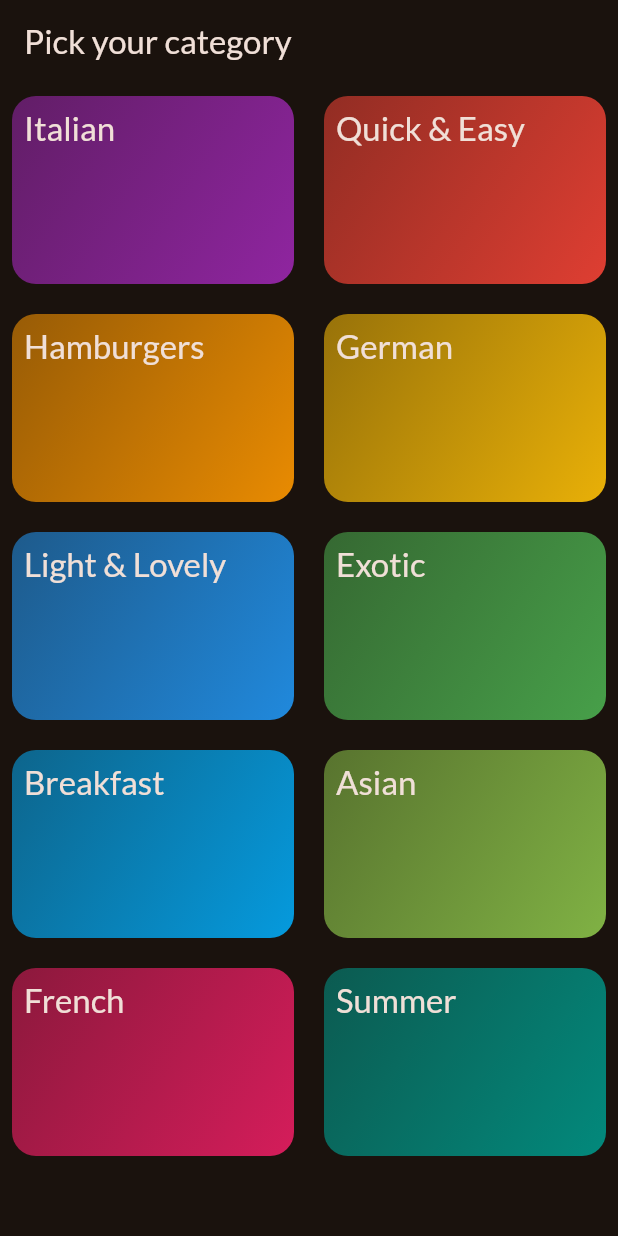
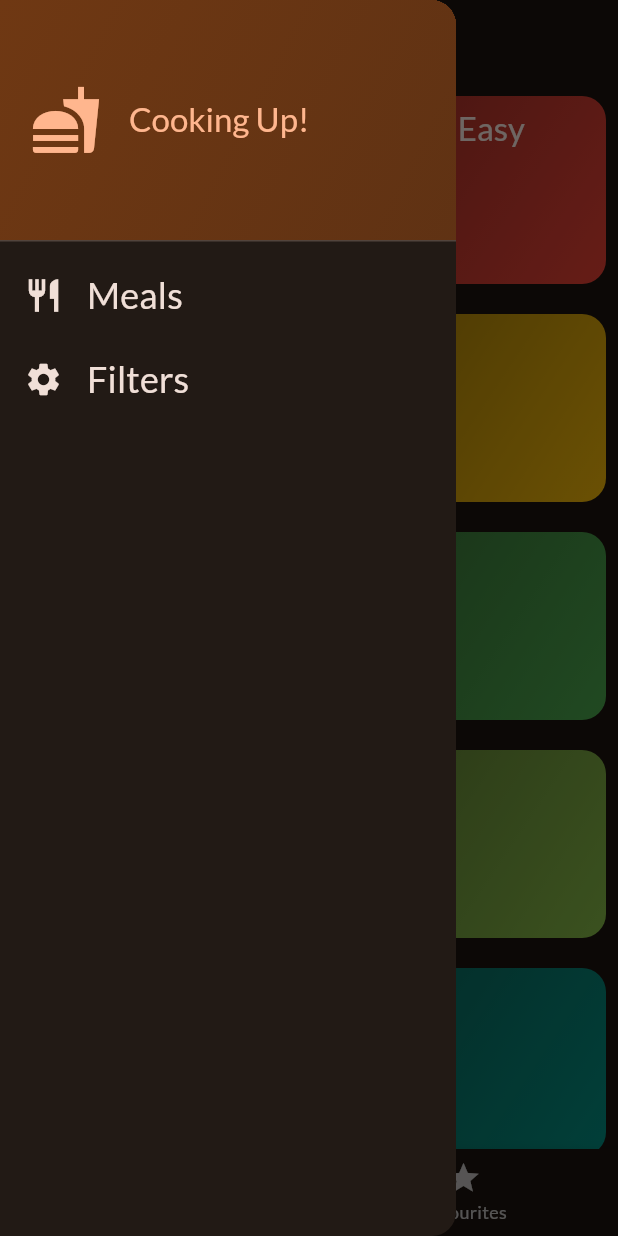
Before and after one commit to bhatt-nisarg/MealsApp, a Flutter app: the screen it shows after launch, with the side drawer open (before the commit the screen has no drawer), on a phone screen of 412 x 824 dp. Run offline on Flutter 3.47's test engine with Material 3 defaults, Android fonts, the phone set to English and light mode, and no system bars; our stand-ins replace flutter_riverpod, google_fonts, transparent_image.

```diff
--- a/lib/main.dart
+++ b/lib/main.dart
@@ -1,6 +1,8 @@
 import 'package:flutter/material.dart';
+import 'package:flutter_riverpod/flutter_riverpod.dart';
 import 'package:google_fonts/google_fonts.dart';
 import 'package:meals/screens/categories.dart';
+import 'package:meals/screens/tabs.dart';
 
 final theme = ThemeData(
     useMaterial3: true,
@@ -9,7 +11,7 @@ final theme = ThemeData(
         seedColor: const Color.fromARGB(255, 131, 57, 0)),
     textTheme: GoogleFonts.latoTextTheme());
 void main() {
-  runApp(const MyApp());
+  runApp(const ProviderScope(child: MyApp()));
 }
 
 class MyApp extends StatelessWidget {
@@ -20,7 +22,7 @@ class MyApp extends StatelessWidget {
   Widget build(BuildContext context) {
     return MaterialApp(
       theme: theme,
-      home: const CategoriesScreen(),
+      home: const TabsScreen(),
     );
   }
 }
--- /dev/null
+++ b/lib/provider/filter_provider.dart
@@ -0,0 +1,57 @@
+import 'package:flutter_riverpod/flutter_riverpod.dart';
+import 'package:meals/provider/meal_provider.dart';
+
+enum Filter { glutanFree, lactoseFree, vegetarian, vegan }
+
+/// mutating in state is not allowed while using state management we have to
+/// initialize new state or assign new state to it
+/// For example here
+/// state[filter] = isActive in setFilter method not allowed because it is mutating the state
+class FiltersNotifier extends StateNotifier<Map<Filter, bool>> {
+  // set initial state it
+  FiltersNotifier()
+      : super({
+          Filter.glutanFree: false,
+          Filter.lactoseFree: false,
+          Filter.vegetarian: false,
+          Filter.vegan: false
+        });
+
+  void setFilters(Map<Filter, bool> choosenFilters) {
+    state = choosenFilters;
+  }
+
+  // for single filter set
+  void setFilter(Filter filter, bool isActive) {
+    // state[filter] = isActive; // not allowed => mutating state
+    state = {
+      ...state,
+      filter:
+          isActive // this will change current key if it is exist in map other wise add new key
+    };
+  }
+}
+
+final filtersProvider =
+    StateNotifierProvider<FiltersNotifier, Map<Filter, bool>>(
+        (ref) => FiltersNotifier());
+
+final filterdMealsProvider = Provider((ref) {
+  final meals = ref.watch(mealsProvider);
+  final activeFilters = ref.watch(filtersProvider);
+  return meals.where((meal) {
+    if (activeFilters[Filter.glutanFree]! && !meal.isGlutenFree) {
+      return false;
+    }
+    if (activeFilters[Filter.lactoseFree]! && !meal.isLactoseFree) {
+      return false;
+    }
+    if (activeFilters[Filter.vegetarian]! && !meal.isVegetarian) {
+      return false;
+    }
+    if (activeFilters[Filter.vegan]! && !meal.isVegan) {
+      return false;
+    }
+    return true;
+  }).toList();
+});
--- /dev/null
+++ b/lib/provider/meal_provider.dart
@@ -0,0 +1,6 @@
+import 'package:flutter_riverpod/flutter_riverpod.dart';
+import 'package:meals/data/dummy_data.dart';
+
+final mealsProvider = Provider((ref) {
+  return dummyMeals;
+});
--- a/lib/screens/categories.dart
+++ b/lib/screens/categories.dart
@@ -1,13 +1,15 @@
 import 'package:flutter/material.dart';
 import 'package:meals/data/dummy_data.dart';
 import 'package:meals/models/Category.dart';
+import 'package:meals/models/meal.dart';
 import 'package:meals/screens/meals.dart';
 import 'package:meals/widgets/category_grid_item.dart';
 
 class CategoriesScreen extends StatelessWidget {
-  const CategoriesScreen({super.key});
+  const CategoriesScreen({super.key, required this.availableMeals});
+  final List<Meal> availableMeals;
   void _onSelectedCategory(BuildContext context, Category category) {
-    final meals = dummyMeals
+    final meals = availableMeals
         .where((meal) => meal.categories.contains(category.id))
         .toList();
     Navigator.of(context).push(MaterialPageRoute(
@@ -20,9 +22,6 @@ class CategoriesScreen extends StatelessWidget {
   @override
   Widget build(BuildContext context) {
     return Scaffold(
-      appBar: AppBar(
-        title: const Text('Pick your category'),
-      ),
       body: GridView(
           padding: const EdgeInsets.all(8),
           gridDelegate: const SliverGridDelegateWithFixedCrossAxisCount(
--- /dev/null
+++ b/lib/screens/tabs.dart
@@ -0,0 +1,83 @@
+import 'package:flutter/material.dart';
+import 'package:meals/provider/favorites_provider.dart';
+import 'package:meals/screens/categories.dart';
+import 'package:meals/screens/filters.dart';
+import 'package:meals/screens/meals.dart';
+import 'package:meals/widgets/main_drawer.dart';
+import 'package:meals/provider/meal_provider.dart';
+import 'package:flutter_riverpod/flutter_riverpod.dart';
+import 'package:meals/provider/filter_provider.dart';
+import 'package:flutter_riverpod/flutter_riverpod.dart';
+
+class TabsScreen extends ConsumerStatefulWidget {
+  const TabsScreen({super.key});
+
+  @override
+  ConsumerState<TabsScreen> createState() {
+    return _TabScreenState();
+  }
+}
+
+class _TabScreenState extends ConsumerState<TabsScreen> {
+  int _selectedPageIndex = 0;
+
+  void _showInforMessage(String message) {
+    // first clear all existing snackbars
+    ScaffoldMessenger.of(context).clearSnackBars();
+    // then we have to add our current snackbar
+    ScaffoldMessenger.of(context)
+        .showSnackBar(SnackBar(content: Text(message)));
+  }
+
+  void _selectPage(int index) {
+    setState(() {
+      _selectedPageIndex = index;
+    });
+  }
+
+  void _selectScreen(String screen) {
+    if (screen == "filters") {
+      // close drawer
+      Navigator.of(context).pop();
+      Navigator.of(context).push<Map<Filter, bool>>(
+          MaterialPageRoute(builder: (ctx) => FilterScreen()));
+    } else {
+      Navigator.of(context).pop();
+    }
+  }
+
+  @override
+  Widget build(BuildContext context) {
+    // we have ref property available for reference of meal
+    final availableMeals = ref.watch(filterdMealsProvider);
+    Widget activePage = CategoriesScreen(
+      availableMeals: availableMeals,
+    );
+    var activePageTitle = "Categories";
+    if (_selectedPageIndex == 1) {
+      final favoriteMeals = ref.watch(favouriteMealsProvider);
+      activePage = MealsScreen(
+        title: null,
+        meals: favoriteMeals,
+      );
+      activePageTitle = "Favourites";
+    }
+    return Scaffold(
+      appBar: AppBar(
+        title: Text(activePageTitle),
+      ),
+      drawer: MainDrawer(
+        onSelectScreen: _selectScreen,
+      ),
+      body: activePage,
+      bottomNavigationBar: BottomNavigationBar(
+          currentIndex: _selectedPageIndex,
+          onTap: _selectPage,
+          items: const [
+            BottomNavigationBarItem(
+                icon: Icon(Icons.set_meal), label: 'Categories'),
+            BottomNavigationBarItem(icon: Icon(Icons.star), label: 'Favourites')
+          ]),
+    );
+  }
+}
--- /dev/null
+++ b/lib/widgets/main_drawer.dart
@@ -0,0 +1,70 @@
+import 'package:flutter/material.dart';
+
+class MainDrawer extends StatelessWidget {
+  const MainDrawer({super.key, required this.onSelectScreen});
+  final void Function(String) onSelectScreen;
+  @override
+  Widget build(BuildContext context) {
+    return Drawer(
+      child: Column(
+        children: [
+          DrawerHeader(
+            padding: const EdgeInsets.all(20),
+            decoration: BoxDecoration(
+                gradient: LinearGradient(colors: [
+              Theme.of(context).colorScheme.primaryContainer,
+              Theme.of(context).colorScheme.primaryContainer.withOpacity(0.8)
+            ], begin: Alignment.topLeft, end: Alignment.bottomRight)),
+            child: Row(
+              children: [
+                Icon(
+                  Icons.fastfood,
+                  size: 48,
+                  color: Theme.of(context).colorScheme.primary,
+                ),
+                const SizedBox(width: 18),
+                Text(
+                  'Cooking Up!',
+                  style: Theme.of(context)
+                      .textTheme
+                      .titleLarge!
+                      .copyWith(color: Theme.of(context).colorScheme.primary),
+                )
+              ],
+            ),
+          ),
+          ListTile(
+            leading: Icon(
+              Icons.restaurant,
+              size: 26,
+              color: Theme.of(context).colorScheme.onSurface,
+            ),
+            title: Text(
+              'Meals',
+              style: Theme.of(context).textTheme.titleSmall!.copyWith(
+                  color: Theme.of(context).colorScheme.onSurface, fontSize: 24),
+            ),
+            onTap: () {
+              onSelectScreen('meals');
+            },
+          ),
+          ListTile(
+            leading: Icon(
+              Icons.settings,
+              size: 26,
+              color: Theme.of(context).colorScheme.onSurface,
+            ),
+            title: Text(
+              'Filters',
+              style: Theme.of(context).textTheme.titleSmall!.copyWith(
+                  color: Theme.of(context).colorScheme.onSurface, fontSize: 24),
+            ),
+            onTap: () {
+              onSelectScreen('filters');
+            },
+          )
+        ],
+      ),
+    );
+  }
+}
--- a/pubspec.yaml
+++ b/pubspec.yaml
@@ -37,6 +37,7 @@ dependencies:
   cupertino_icons: ^1.0.6
   google_fonts: ^6.2.1
   transparent_image: ^2.0.1
+  flutter_riverpod: ^2.6.1
 
 dev_dependencies:
   flutter_test:
```
Also changed, not shown: lib/provider/favorites_provider.dart (added, +28 -0 lines), lib/screens/filters.dart (added, +116 -0 lines), lib/screens/meal_details.dart (+21 -2 lines), lib/screens/meals.dart (+9 -4 lines), pubspec.lock.
